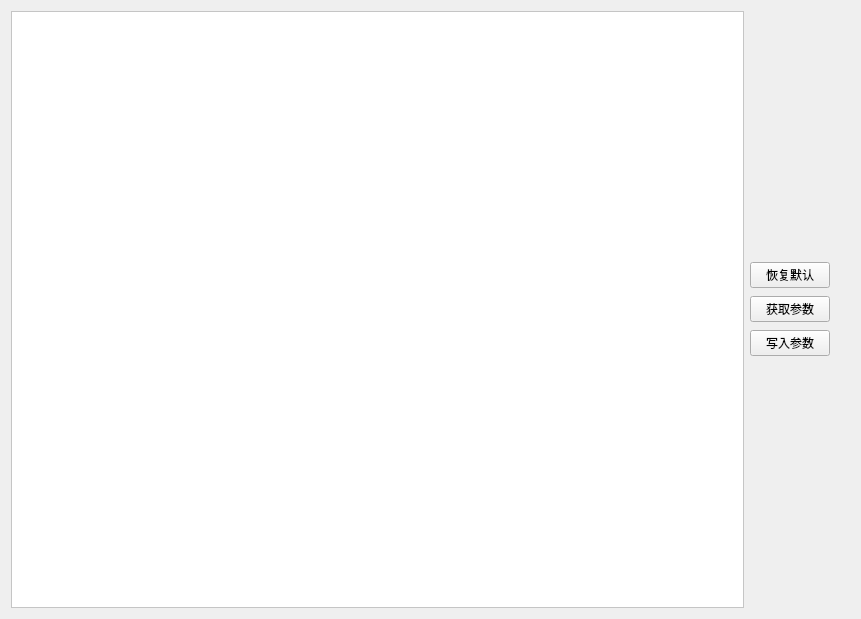
kikiYang03/SerialPortAssistant, file src/Params/params.ui: the form before one commit.
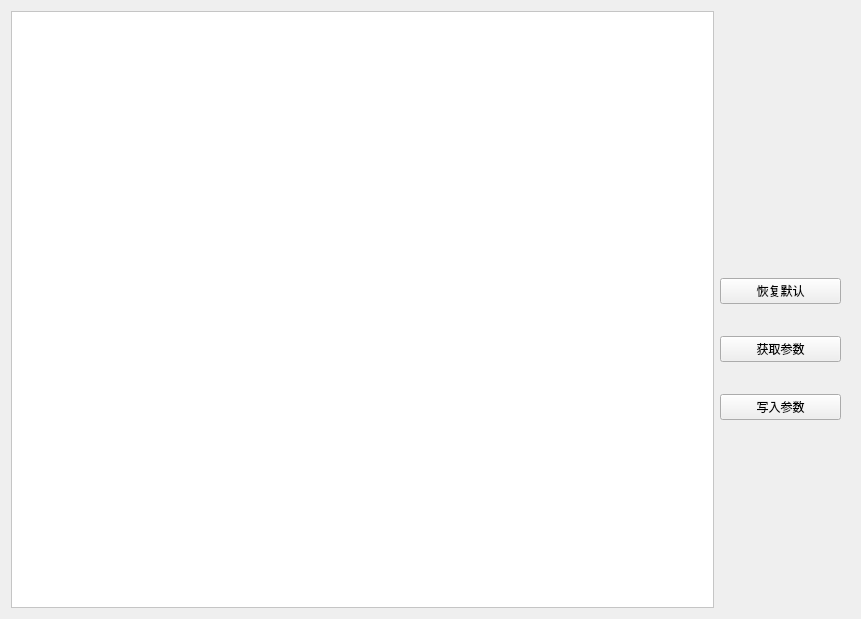
The form after the commit.

```diff
--- a/src/Params/params.ui
+++ b/src/Params/params.ui
@@ -73,31 +73,59 @@
        </property>
        <property name="minimumSize">
         <size>
-         <width>100</width>
-         <height>240</height>
+         <width>130</width>
+         <height>280</height>
         </size>
        </property>
-       <widget class="QWidget" name="">
+       <widget class="QWidget" name="layoutWidget">
         <property name="geometry">
          <rect>
           <x>0</x>
-          <y>70</y>
-          <width>95</width>
-          <height>100</height>
+          <y>20</y>
+          <width>121</width>
+          <height>261</height>
          </rect>
         </property>
         <layout class="QVBoxLayout" name="verticalLayout_2">
          <property name="spacing">
           <number>5</number>
          </property>
+         <property name="sizeConstraint">
+          <enum>QLayout::SetDefaultConstraint</enum>
+         </property>
+         <item>
+          <widget class="QLabel" name="optLabel">
+           <property name="sizePolicy">
+            <sizepolicy hsizetype="Minimum" vsizetype="Fixed">
+             <horstretch>0</horstretch>
+             <verstretch>0</verstretch>
+            </sizepolicy>
+           </property>
+           <property name="minimumSize">
+            <size>
+             <width>100</width>
+             <height>30</height>
+            </size>
+           </property>
+           <property name="text">
+            <string/>
+           </property>
+          </widget>
+         </item>
          <item>
           <widget class="QPushButton" name="defaultButton">
            <property name="sizePolicy">
-            <sizepolicy hsizetype="Fixed" vsizetype="Fixed">
+            <sizepolicy hsizetype="Minimum" vsizetype="Fixed">
              <horstretch>40</horstretch>
              <verstretch>0</verstretch>
             </sizepolicy>
            </property>
+           <property name="minimumSize">
+            <size>
+             <width>100</width>
+             <height>0</height>
+            </size>
+           </property>
            <property name="text">
             <string>恢复默认</string>
            </property>
@@ -106,11 +134,17 @@
          <item>
           <widget class="QPushButton" name="readButton">
            <property name="sizePolicy">
-            <sizepolicy hsizetype="Fixed" vsizetype="Fixed">
+            <sizepolicy hsizetype="Minimum" vsizetype="Fixed">
              <horstretch>40</horstretch>
              <verstretch>0</verstretch>
             </sizepolicy>
            </property>
+           <property name="minimumSize">
+            <size>
+             <width>100</width>
+             <height>0</height>
+            </size>
+           </property>
            <property name="text">
             <string>获取参数</string>
            </property>
@@ -119,11 +153,17 @@
          <item>
           <widget class="QPushButton" name="writeButton">
            <property name="sizePolicy">
-            <sizepolicy hsizetype="Fixed" vsizetype="Fixed">
+            <sizepolicy hsizetype="Minimum" vsizetype="Fixed">
              <horstretch>100</horstretch>
              <verstretch>0</verstretch>
             </sizepolicy>
            </property>
+           <property name="minimumSize">
+            <size>
+             <width>100</width>
+             <height>0</height>
+            </size>
+           </property>
            <property name="text">
             <string>写入参数</string>
            </property>
```
